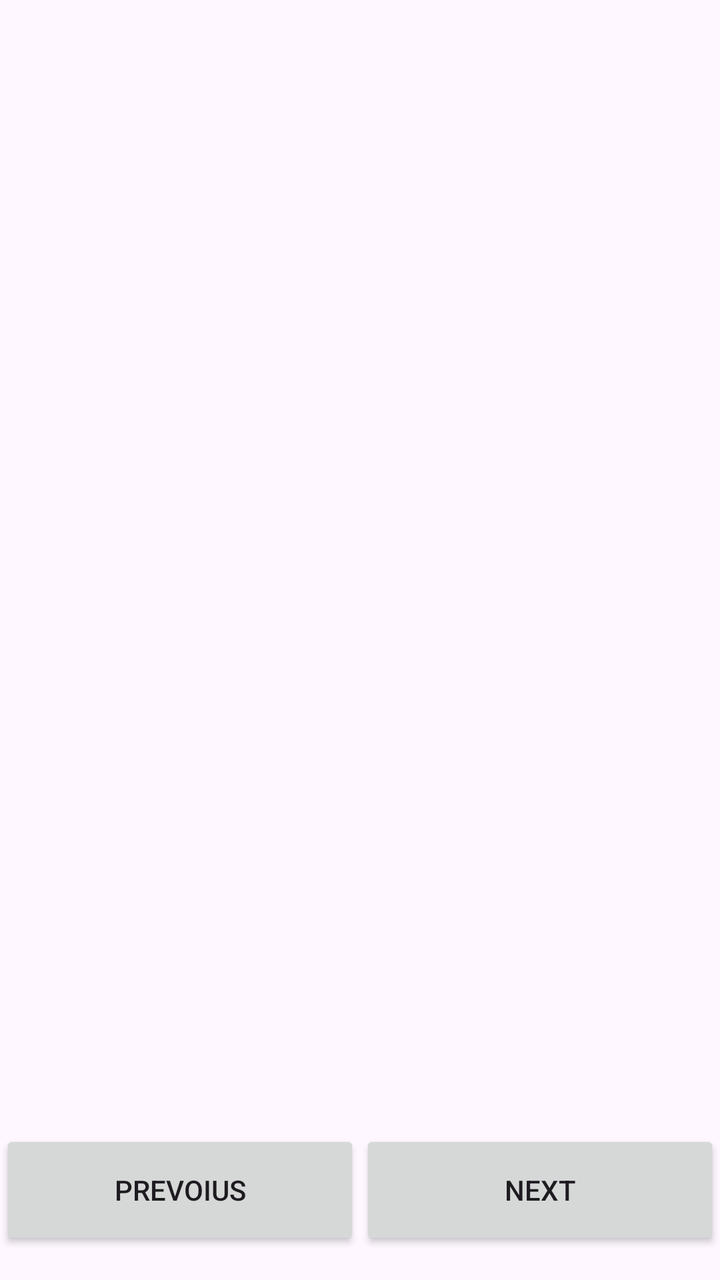
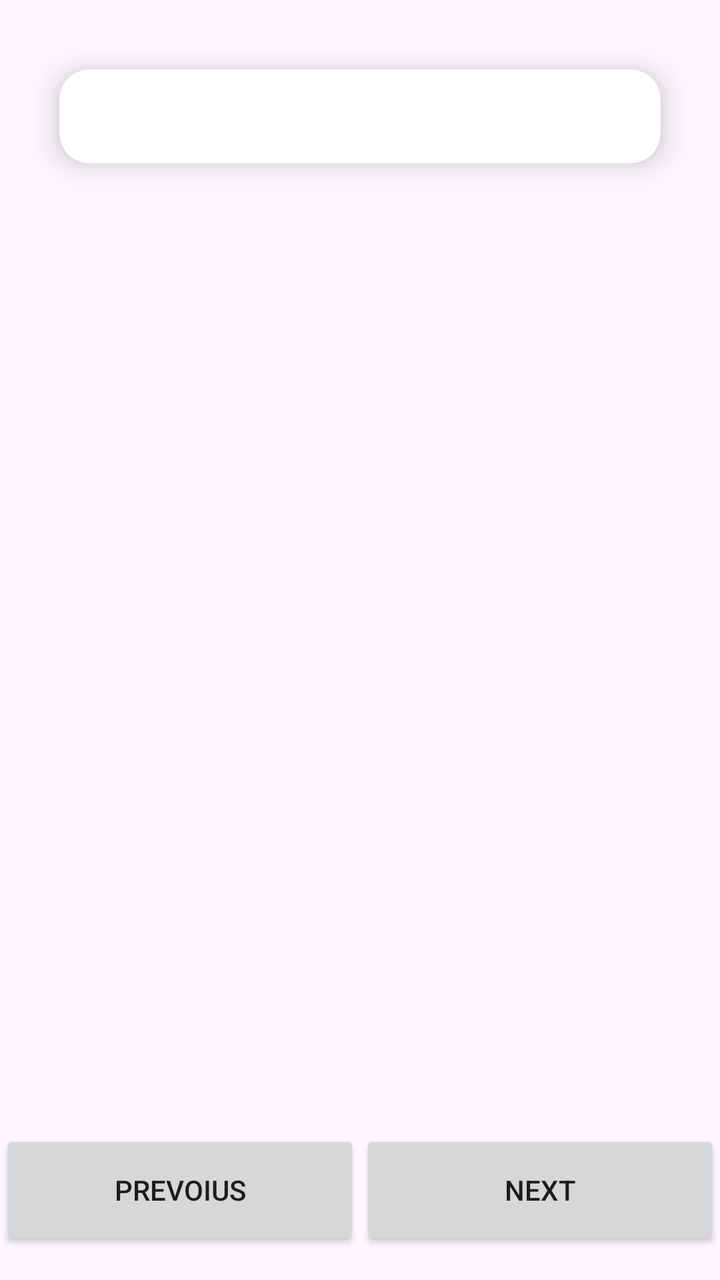

Compare the two renders of this Android layout. The source of the first and the diff that turns it into the second are given below.
<!-- AndroidManifest.xml: application theme Theme.QuizApplication -->
<!-- res/layout/fragment_questions.xml -->
<?xml version="1.0" encoding="utf-8"?>
<androidx.constraintlayout.widget.ConstraintLayout xmlns:android="http://schemas.android.com/apk/res/android"
    xmlns:app="http://schemas.android.com/apk/res-auto"
    xmlns:tools="http://schemas.android.com/tools"
    android:layout_width="match_parent"
    android:layout_height="match_parent"
    tools:context=".fragment.QuestionsFragment">

    <TextView
        android:id="@+id/question"
        android:layout_width="match_parent"
        android:layout_height="wrap_content"
        android:layout_marginTop="15dp"
        android:gravity="center"
        android:text=""
        android:textSize="20sp"
        app:layout_constraintEnd_toEndOf="parent"
        app:layout_constraintStart_toStartOf="parent"
        app:layout_constraintTop_toTopOf="parent" />

    <androidx.appcompat.widget.LinearLayoutCompat
        android:id="@+id/options"
        android:layout_width="match_parent"
        android:layout_height="wrap_content"
        android:layout_marginTop="15dp"
        app:layout_constraintEnd_toEndOf="parent"
        app:layout_constraintStart_toStartOf="parent"
        app:layout_constraintTop_toBottomOf="@id/question">

        <androidx.recyclerview.widget.RecyclerView
            android:id="@+id/optionsRecyclerView"
            android:layout_width="match_parent"
            android:layout_height="match_parent" />

    </androidx.appcompat.widget.LinearLayoutCompat>

    <androidx.appcompat.widget.LinearLayoutCompat
        android:layout_width="match_parent"
        android:layout_height="wrap_content"
        android:layout_marginBottom="15dp"
        android:orientation="horizontal"
        app:layout_constraintBottom_toBottomOf="parent"
        app:layout_constraintEnd_toEndOf="parent"
        app:layout_constraintStart_toStartOf="parent">


        <androidx.appcompat.widget.AppCompatButton
            android:id="@+id/previousQuestion"
            android:layout_width="match_parent"
            android:layout_height="60dp"
            android:layout_weight="1"
            android:text="Prevoius" />

        <androidx.appcompat.widget.AppCompatButton
            android:id="@+id/nextQuestions"
            android:layout_width="match_parent"
            android:layout_height="60dp"
            android:layout_weight="1"
            android:text="Next" />
    </androidx.appcompat.widget.LinearLayoutCompat>


    <ProgressBar
        android:id="@+id/progressBar"
        android:layout_width="wrap_content"
        android:layout_height="wrap_content"
        android:visibility="gone"
        app:layout_constraintBottom_toBottomOf="parent"
        app:layout_constraintEnd_toEndOf="parent"
        app:layout_constraintStart_toStartOf="parent"
        app:layout_constraintTop_toTopOf="parent" />

</androidx.constraintlayout.widget.ConstraintLayout>
<!-- resources referenced by this layout -->
<resources>
  <style name="Theme.QuizApplication" parent="Base.Theme.QuizApplication" />
  <style name="Base.Theme.QuizApplication" parent="Theme.Material3.DayNight.NoActionBar">
          
          
      </style>
</resources>

<!-- the commit's change to res/layout/fragment_questions.xml (unified diff, before → after) -->
@@ -6,17 +6,30 @@
     android:layout_height="match_parent"
     tools:context=".fragment.QuestionsFragment">
 
-    <TextView
-        android:id="@+id/question"
+
+    <androidx.cardview.widget.CardView
+        android:id="@+id/questionCardview"
         android:layout_width="match_parent"
         android:layout_height="wrap_content"
+        android:layout_marginHorizontal="15dp"
         android:layout_marginTop="15dp"
-        android:gravity="center"
-        android:text=""
-        android:textSize="20sp"
+        app:cardCornerRadius="15dp"
+        app:cardElevation="10dp"
+        app:cardUseCompatPadding="true"
         app:layout_constraintEnd_toEndOf="parent"
         app:layout_constraintStart_toStartOf="parent"
-        app:layout_constraintTop_toTopOf="parent" />
+        app:layout_constraintTop_toTopOf="parent">
+
+        <TextView
+            android:id="@+id/question"
+            android:layout_width="match_parent"
+            android:layout_height="match_parent"
+            android:gravity="center"
+            android:padding="10dp"
+            android:text=""
+            android:textSize="20sp" />
+    </androidx.cardview.widget.CardView>
+
 
     <androidx.appcompat.widget.LinearLayoutCompat
         android:id="@+id/options"
@@ -25,12 +38,13 @@
         android:layout_marginTop="15dp"
         app:layout_constraintEnd_toEndOf="parent"
         app:layout_constraintStart_toStartOf="parent"
-        app:layout_constraintTop_toBottomOf="@id/question">
+        app:layout_constraintTop_toBottomOf="@id/questionCardview">
 
         <androidx.recyclerview.widget.RecyclerView
             android:id="@+id/optionsRecyclerView"
             android:layout_width="match_parent"
-            android:layout_height="match_parent" />
+            android:layout_height="match_parent"
+            android:layout_marginHorizontal="15dp" />
 
     </androidx.appcompat.widget.LinearLayoutCompat>
 
